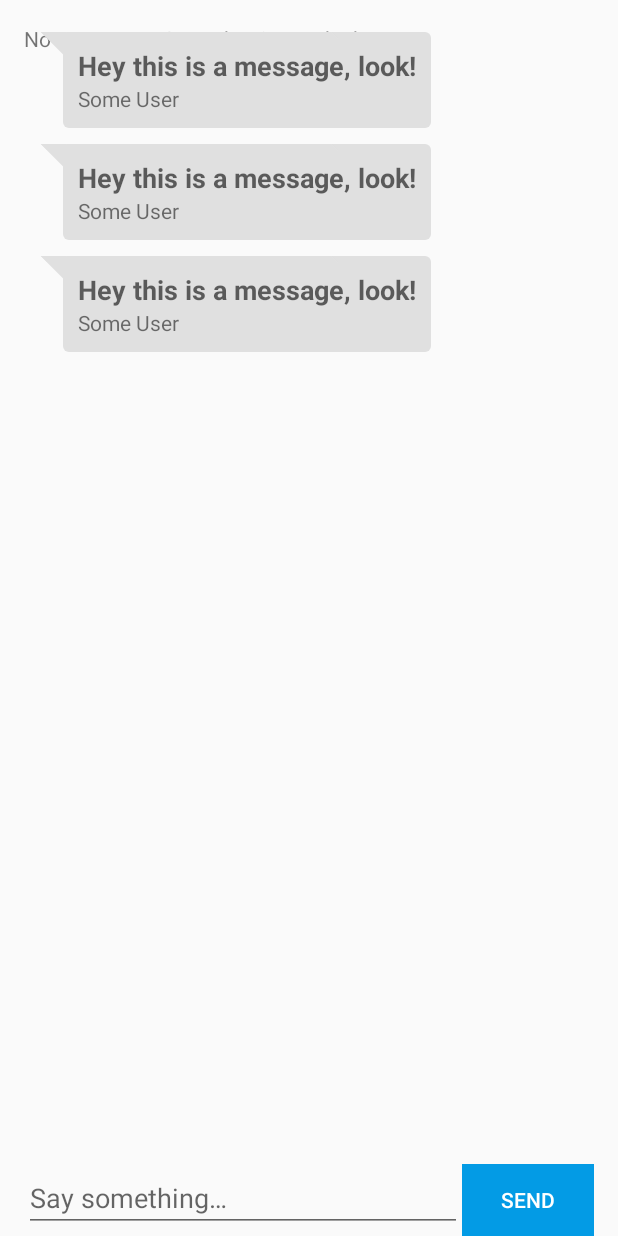
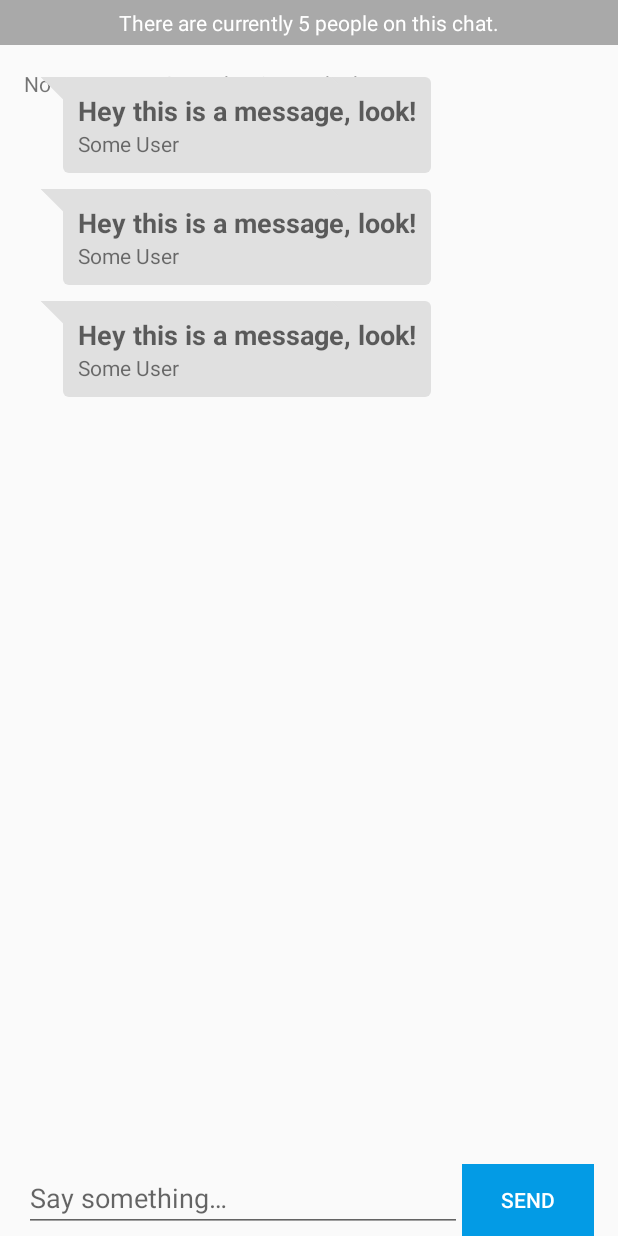
Before and after one commit to supplewalrus/HaikyuAndroid, an Android app: the layout activity_chat.xml on its own in the app's theme, with its tools: preview values and no code run, on a phone screen of 412 x 824 dp. Run offline under Robolectric (Android 15) with nearby library versions, the phone set to English and light mode, and no system bars.

Commit message:
Added some functionality that you might want to revert after this class is over

```diff
--- a/app/src/main/res/layout/activity_chat.xml
+++ b/app/src/main/res/layout/activity_chat.xml
@@ -5,11 +5,32 @@ xmlns:tools="http://schemas.android.com/tools"
 android:layout_width="match_parent"
 android:layout_height="match_parent"
 tools:context="processor.haikyuapp.Chat.ChatActivity">
-
+    <LinearLayout
+        android:id="@+id/header"
+        android:layout_width="match_parent"
+        android:layout_height="30dp"
+        android:layout_alignParentStart="true"
+        android:layout_alignParentLeft="true"
+        android:layout_alignParentTop="true"
+        android:paddingStart="16dp"
+        android:paddingEnd="16dp"
+        android:paddingLeft="16dp"
+        android:background="@color/grey"
+        android:orientation="horizontal">
+        <TextView
+            android:layout_width="match_parent"
+            android:layout_height="match_parent"
+            android:gravity="center"
+            android:textAlignment="center"
+            android:text="There are currently 5 people on this chat."
+            android:textColor="@color/white"
+            android:textSize="14dp"/>
+    </LinearLayout>
 <TextView
     android:id="@+id/emptyTextView"
     android:layout_width="match_parent"
     android:layout_height="wrap_content"
+    android:layout_marginTop="30dp"
     android:padding="16dp"
     android:text="@string/start_chatting" />
 
@@ -20,6 +41,7 @@ tools:context="processor.haikyuapp.Chat.ChatActivity">
     android:layout_alignParentStart="true"
     android:layout_alignParentLeft="true"
     android:layout_alignParentTop="true"
+    android:layout_marginTop="30dp"
     android:layout_above="@+id/footer"
     android:clipToPadding="false"
     android:padding="16dp"
--- a/app/src/main/res/values/strings.xml
+++ b/app/src/main/res/values/strings.xml
@@ -66,7 +66,7 @@
 
     <!-- Bottom Nav Bar -->
     <string name="myEvents">My Events</string>
-    <string name="myActivities">My Activities</string>
+    <string name="myActivities">Activities Nearby</string>
     <string name="browse">Browse</string>
     <string name="settings">Settings</string>
     <string name="profile">Profile</string>
```
Also changed, not shown: app/src/main/java/processor/haikyuapp/Chat/ChatActivity.java (+14 -1 lines), app/src/main/res/layout/abs_layout.xml (added, +16 -0 lines).
